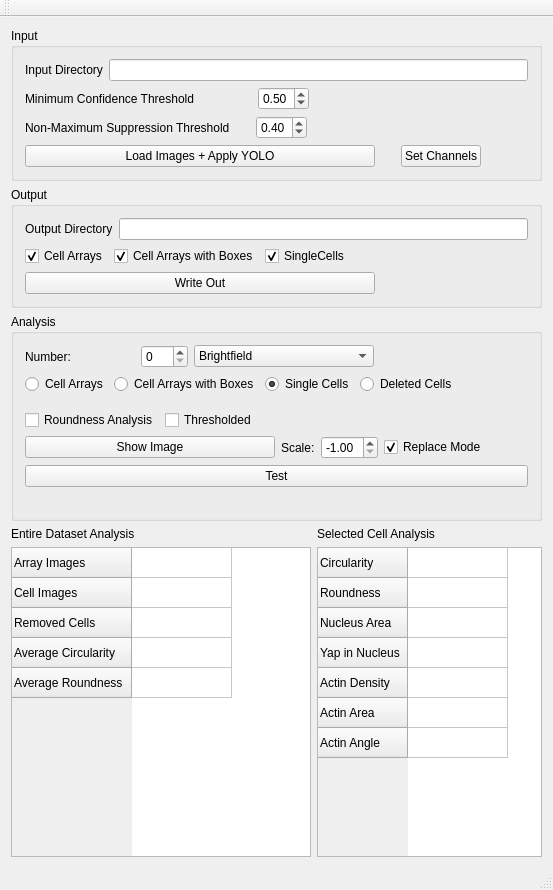
Kinbischi/CellForceAnalyzer, file CellForceAnalyzer/src/WindowMain.ui: the form before one commit.
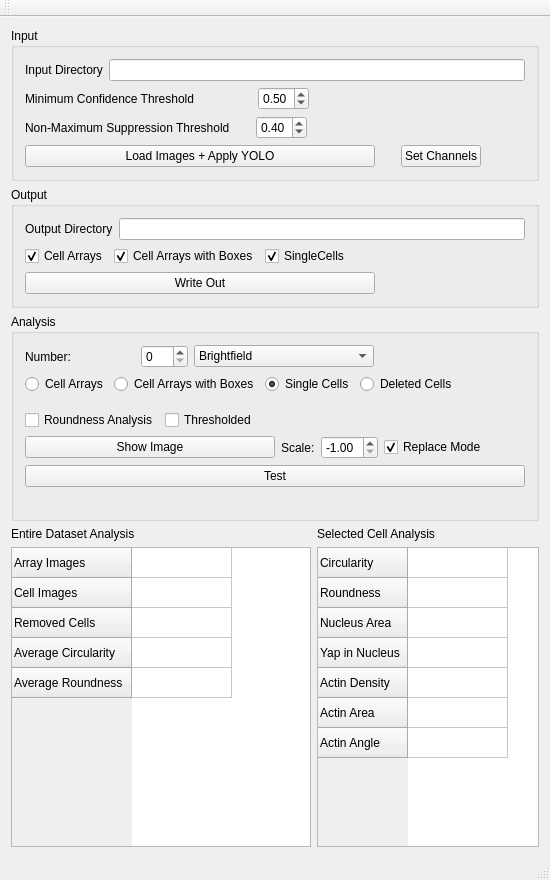
The form after the commit.

Diff of the .ui file:
```diff
--- a/CellForceAnalyzer/src/WindowMain.ui
+++ b/CellForceAnalyzer/src/WindowMain.ui
@@ -6,8 +6,8 @@
    <rect>
     <x>0</x>
     <y>0</y>
-    <width>553</width>
-    <height>890</height>
+    <width>550</width>
+    <height>880</height>
    </rect>
   </property>
   <property name="sizePolicy">
```
Left out of the diff: 32 changed lines with no effect on the pictures.
